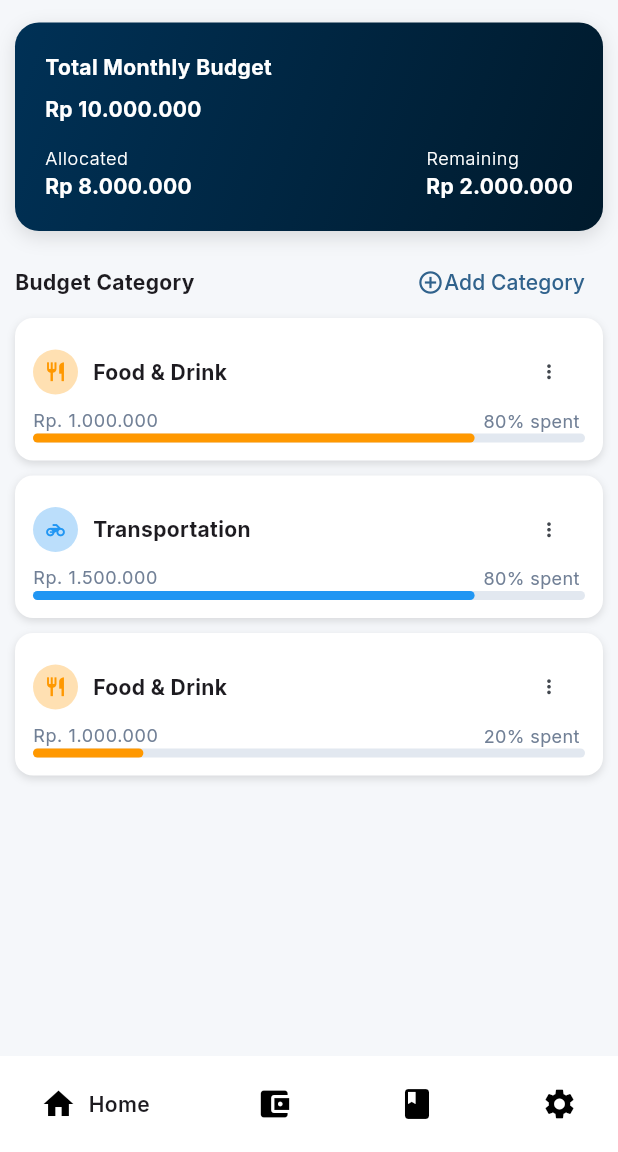
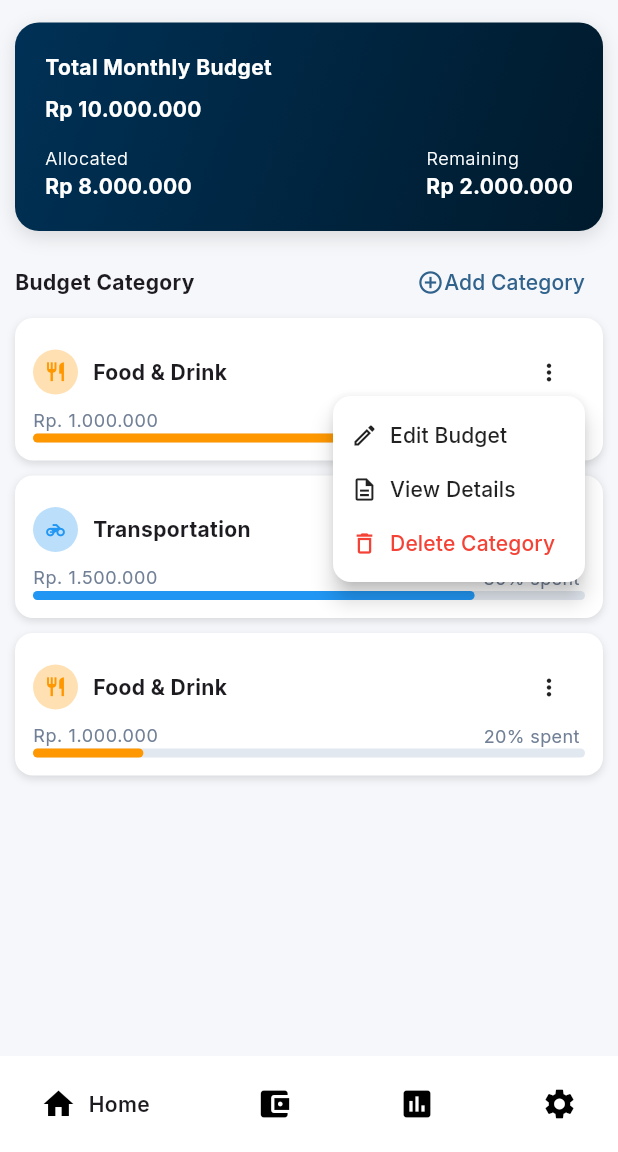
Before and after one commit to RezaPratika/fintrack, a Flutter app: the screen it shows after launch, after a tap on the "more vert" icon, on a phone screen of 412 x 824 dp, the part 84-1236 px from its top. Run offline on Flutter 3.47's test engine with Material 3 defaults, Android fonts, the phone set to English and light mode, and no system bars; drawn by our look-alikes of google_nav_bar; our stand-ins replace google_fonts, percent_indicator; network calls fail.

Commit message:
little changes

```diff
--- a/lib/features/widgets/budgetCard.dart
+++ b/lib/features/widgets/budgetCard.dart
@@ -60,10 +60,91 @@ class _BudgetcardState extends State<Budgetcard> {
                   ),
                 ],
               ),
-              IconButton(
-                onPressed: () {},
-                icon: Icon(Icons.more_vert),
-                iconSize: 15,
+              PopupMenuButton<String>(
+                icon: const Icon(Icons.more_vert, size: 18),
+                color: Colors.white, // background color of the popup
+                shape: RoundedRectangleBorder(
+                  borderRadius: BorderRadius.circular(12),
+                ),
+                elevation: 6,
+                position: PopupMenuPosition.under,
+                itemBuilder:
+                    (context) => [
+                      // 🖊️ Edit Budget
+                      PopupMenuItem(
+                        value: 'edit',
+                        height: 36,
+                        child: Row(
+                          children: const [
+                            Icon(
+                              Icons.edit_outlined,
+                              size: 18,
+                              color: Colors.black87,
+                            ),
+                            SizedBox(width: 8),
+                            Text(
+                              'Edit Budget',
+                              style: TextStyle(
+                                fontSize: 14,
+                                color: Colors.black87,
+                              ),
+                            ),
+                          ],
+                        ),
+                      ),
+
+                      // 📋 View Details
+                      PopupMenuItem(
+                        value: 'view',
+                        height: 36,
+                        child: Row(
+                          children: const [
+                            Icon(
+                              Icons.description_outlined,
+                              size: 18,
+                              color: Colors.black87,
+                            ),
+                            SizedBox(width: 8),
+                            Text(
+                              'View Details',
+                              style: TextStyle(
+                                fontSize: 14,
+                                color: Colors.black87,
+                              ),
+                            ),
+                          ],
+                        ),
+                      ),
+
+                      // 🗑️ Delete Category (red)
+                      PopupMenuItem(
+                        value: 'delete',
+                        height: 36,
+                        child: Row(
+                          children: const [
+                            Icon(
+                              Icons.delete_outline,
+                              size: 18,
+                              color: Colors.red,
+                            ),
+                            SizedBox(width: 8),
+                            Text(
+                              'Delete Category',
+                              style: TextStyle(fontSize: 14, color: Colors.red),
+                            ),
+                          ],
+                        ),
+                      ),
+                    ],
+                onSelected: (value) {
+                  if (value == 'edit') {
+                    // Handle edit
+                  } else if (value == 'view') {
+                    // Handle view
+                  } else if (value == 'delete') {
+                    // Handle delete
+                  }
+                },
               ),
             ],
           ),
--- a/lib/utils/bottomNavbar.dart
+++ b/lib/utils/bottomNavbar.dart
@@ -43,7 +43,8 @@ class _BottomnavbarState extends State<BottomNavBar> {
           tabs: const [
             GButton(icon: Icons.home, text: 'Home'),
             GButton(icon: Icons.account_balance_wallet, text: 'Budget'),
-            GButton(icon: Icons.book, text: 'History'),
+            GButton(icon: Icons.insert_chart, text: 'Stats'),
+            // GButton(icon: Icons.book, text: 'History'),
             GButton(icon: Icons.settings, text: 'Settings'),
           ],
         ),
```
